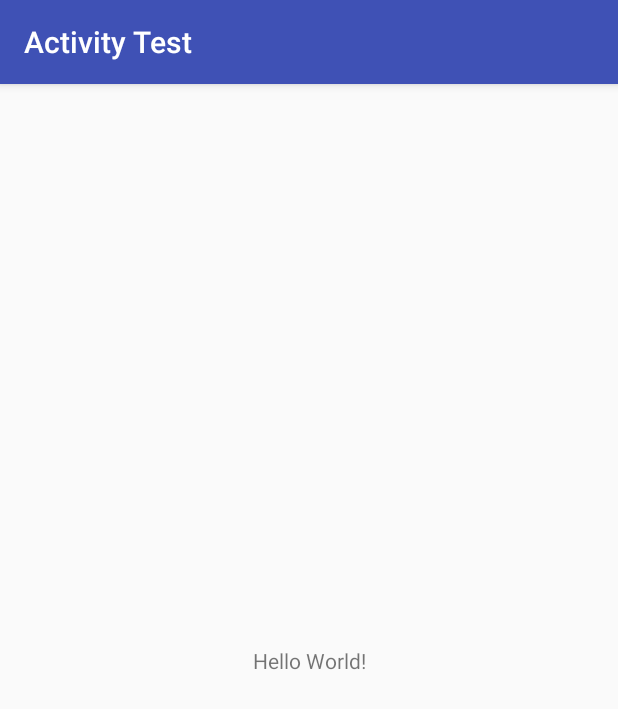
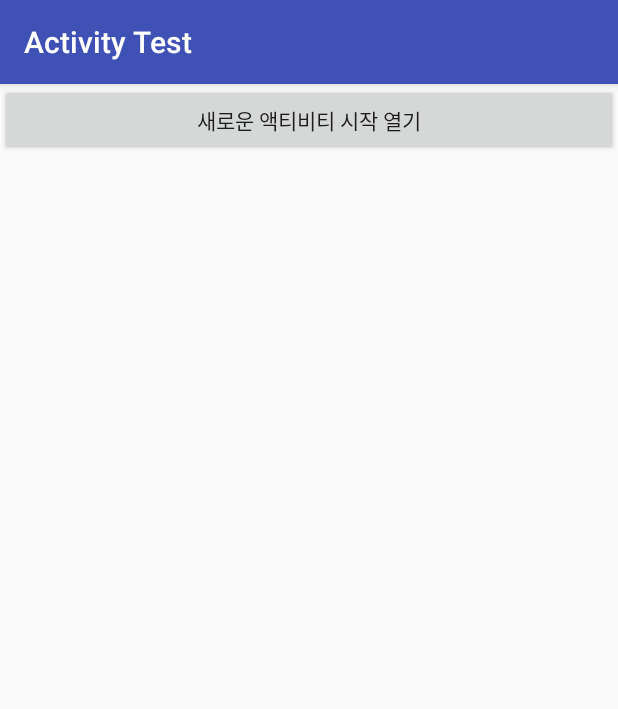
Before and after one commit to kimyejintobi/Activity, an Android app: the screen it shows after launch (MainActivity), on a phone screen of 412 x 824 dp. Shown: the top 709 px of the screen. Run offline under Robolectric (Android 15) with nearby library versions, the phone set to English and light mode, and no system bars.

```diff
--- a/app/src/main/res/layout/activity_main.xml
+++ b/app/src/main/res/layout/activity_main.xml
@@ -1,18 +1,16 @@
 <?xml version="1.0" encoding="utf-8"?>
-<android.support.constraint.ConstraintLayout xmlns:android="http://schemas.android.com/apk/res/android"
+<LinearLayout xmlns:android="http://schemas.android.com/apk/res/android"
     xmlns:app="http://schemas.android.com/apk/res-auto"
     xmlns:tools="http://schemas.android.com/tools"
     android:layout_width="match_parent"
     android:layout_height="match_parent"
     tools:context="kr.hs.emirim.petto99.activitytest.MainActivity">
 
-    <TextView
-        android:layout_width="wrap_content"
+    <Button
+        android:id="@+id/but_main"
+        android:layout_width="match_parent"
         android:layout_height="wrap_content"
-        android:text="Hello World!"
-        app:layout_constraintBottom_toBottomOf="parent"
-        app:layout_constraintLeft_toLeftOf="parent"
-        app:layout_constraintRight_toRightOf="parent"
-        app:layout_constraintTop_toTopOf="parent" />
+        android:text="새로운 액티비티 시작 열기"
+        />
 
-</android.support.constraint.ConstraintLayout>
+</LinearLayout>
```
Also changed, not shown: app/src/main/res/layout/activity_second.xml (+10 -3 lines).
